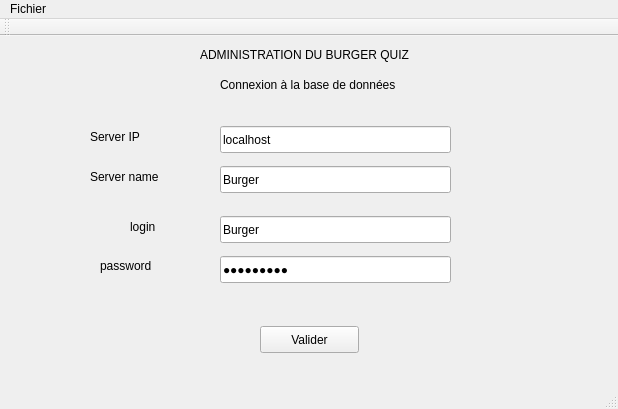
First picture: the form in QT/projet/mainwindow.ui, repository lemoine20/burgerquiz, before the edit.
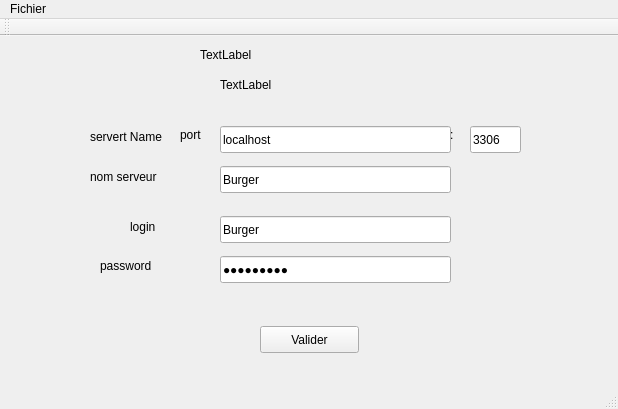
Second picture: the form after the edit. The open tabs and pages were chosen to show the change.

```diff
--- a/QT/projet/mainwindow.ui
+++ b/QT/projet/mainwindow.ui
@@ -66,7 +66,7 @@
        </rect>
       </property>
       <property name="text">
-       <string>ADMINISTRATION DU BURGER QUIZ</string>
+       <string>TextLabel</string>
       </property>
      </widget>
      <widget class="QPushButton" name="pushButton">
@@ -105,7 +105,7 @@
        </rect>
       </property>
       <property name="text">
-       <string>Connexion à la base de données</string>
+       <string>TextLabel</string>
       </property>
      </widget>
      <widget class="QLineEdit" name="lineEdit_login">
@@ -131,7 +131,7 @@
        </rect>
       </property>
       <property name="text">
-       <string>Server name</string>
+       <string>nom serveur</string>
       </property>
      </widget>
      <widget class="QLineEdit" name="lineEdit_name">
@@ -157,7 +157,7 @@
        </rect>
       </property>
       <property name="text">
-       <string>Server IP</string>
+       <string>servert Name</string>
       </property>
      </widget>
      <widget class="QLineEdit" name="lineEdit_IP">
@@ -173,6 +173,45 @@
        <string>localhost</string>
       </property>
      </widget>
+     <widget class="QLineEdit" name="port">
+      <property name="geometry">
+       <rect>
+        <x>460</x>
+        <y>90</y>
+        <width>51</width>
+        <height>27</height>
+       </rect>
+      </property>
+      <property name="text">
+       <string>3306</string>
+      </property>
+     </widget>
+     <widget class="QLabel" name="label_8">
+      <property name="geometry">
+       <rect>
+        <x>170</x>
+        <y>90</y>
+        <width>67</width>
+        <height>17</height>
+       </rect>
+      </property>
+      <property name="text">
+       <string>port</string>
+      </property>
+     </widget>
+     <widget class="QLabel" name="label_9">
+      <property name="geometry">
+       <rect>
+        <x>440</x>
+        <y>90</y>
+        <width>16</width>
+        <height>17</height>
+       </rect>
+      </property>
+      <property name="text">
+       <string>:</string>
+      </property>
+     </widget>
     </widget>
     <widget class="QWidget" name="ajoutquestion">
      <widget class="QPushButton" name="Confirmer">
```
Left out of the diff: 15 changed lines with no effect on the pictures.
